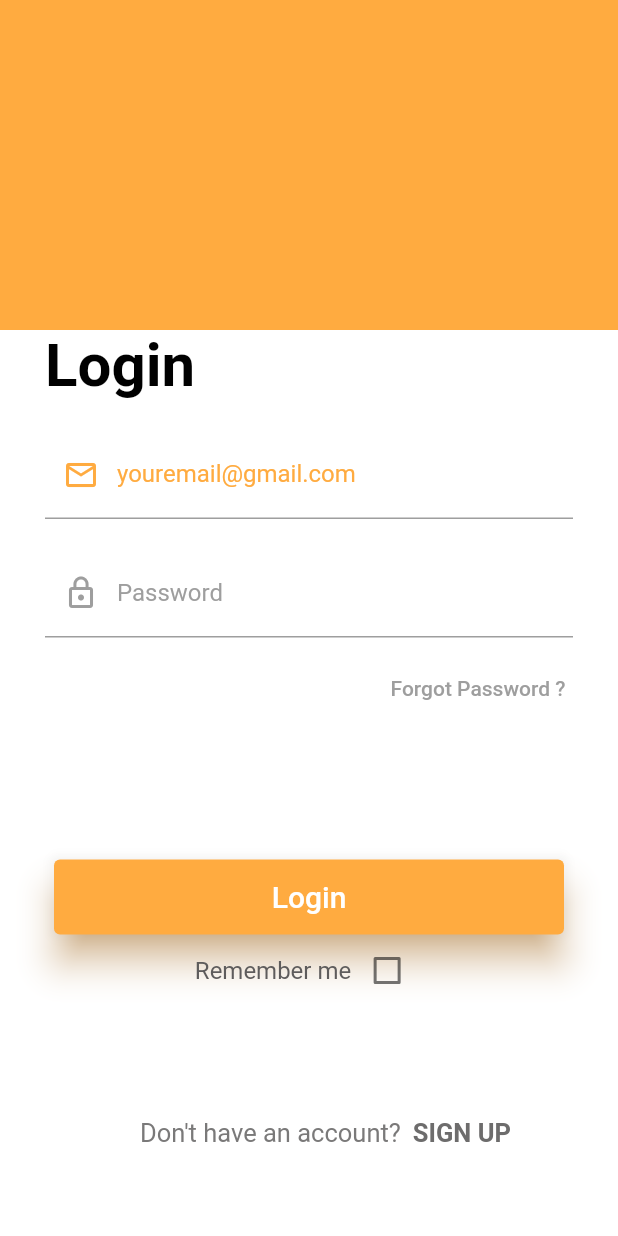
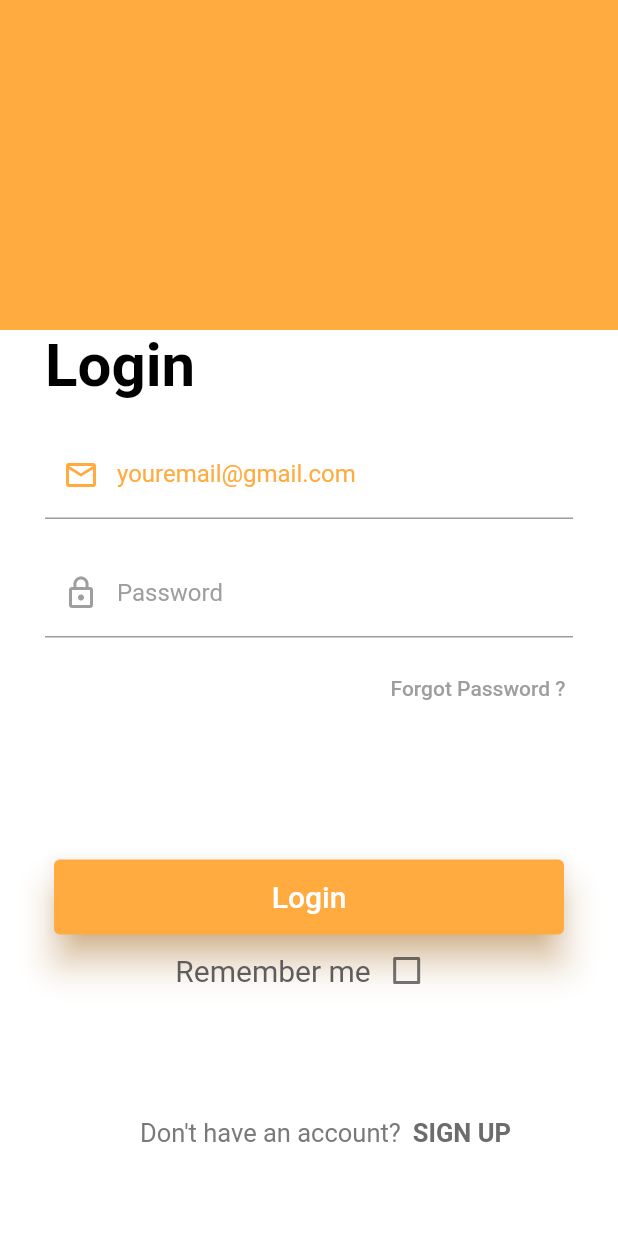
Before and after one commit to inaamflutterdev/flutter_fire_auth, a Flutter app: the screen it shows after launch, on a phone screen of 412 x 824 dp. Run offline on Flutter 3.47's test engine with Material 2 defaults, Android fonts, the phone set to English and light mode, and no system bars; our stand-ins replace firebase_auth, firebase_core, hive, hive_flutter, responsive_framework, sizer; missing offline and left inert: proste_bezier_curve; accounts and stored records are empty.

Commit message:
first commit

```diff
--- a/lib/main.dart
+++ b/lib/main.dart
@@ -1,8 +1,10 @@
 import 'package:firebase_core/firebase_core.dart';
 import 'package:flutter/material.dart';
-import 'package:flutter_firebase_auth/pages/login.dart';
+import 'package:flutter_firebase_auth/pages/user/user_main.dart';
 import 'package:flutter_firebase_auth/welcome.dart';
 import 'package:hive_flutter/hive_flutter.dart';
+import 'package:responsive_framework/responsive_framework.dart';
+import 'package:sizer/sizer.dart';
 
 Future<void> main() async {
   await Hive.initFlutter();
@@ -19,28 +21,43 @@ Future<void> main() async {
 }
 
 class MyApp extends StatelessWidget {
+  MyApp({Key? key}) : super(key: key);
   final Future<FirebaseApp> _initialization = Firebase.initializeApp();
+
   @override
   Widget build(BuildContext context) {
     return FutureBuilder(
       future: _initialization,
       builder: (context, snapshot) {
-          if (snapshot.hasError) {
-            print("Something went wrong");
-          }
         if (snapshot.connectionState == ConnectionState.waiting) {
-            return Center(
+          return const Center(
             child: CircularProgressIndicator(),
           );
         }
+        return Sizer(
+          builder: (context, orientation, deviceType) {
             return MaterialApp(
+              builder: (context, child) => ResponsiveWrapper.builder(child,
+                  maxWidth: 1200,
+                  minWidth: 480,
+                  defaultScale: true,
+                  breakpoints: [
+                    const ResponsiveBreakpoint.resize(400, name: MOBILE),
+                    const ResponsiveBreakpoint.autoScale(760, name: TABLET),
+                    const ResponsiveBreakpoint.resize(1020, name: DESKTOP),
+                    const ResponsiveBreakpoint.autoScale(1440, name: '4K'),
+                  ],
+                  background: Container(color: const Color(0xFFF5F5F5))),
               debugShowCheckedModeBanner: false,
               title: 'Flutter Firebase Auth',
               theme: ThemeData(
                 primarySwatch: Colors.blue,
               ),
-            home: welcome(),
+              home: const Welcome(),
             );
-        });
+          },
+        );
+      },
+    );
   }
 }
--- a/lib/pages/login.dart
+++ b/lib/pages/login.dart
@@ -55,32 +55,33 @@ class _LoginState extends State<Login> {
     try {
       await FirebaseAuth.instance
           .signInWithEmailAndPassword(email: email, password: password);
+      // ignore: use_build_context_synchronously
       Navigator.pushReplacement(
         context,
         MaterialPageRoute(
-          builder: (context) => UserMain(),
+          builder: (context) => const UserMain(),
         ),
       );
     } on FirebaseAuthException catch (e) {
       if (e.code == 'user-not-found') {
-        print("No user found for that Email");
+        // print("No user found for that Email");
         ScaffoldMessenger.of(context).showSnackBar(
           const SnackBar(
             backgroundColor: Colors.orange,
             content: Text(
               "No user found for that Email",
-              style: const TextStyle(fontSize: 18.0, color: Colors.black),
+              style: TextStyle(fontSize: 18.0, color: Colors.black),
             ),
           ),
         );
       } else if (e.code == 'wrong-password') {
-        print("Wrong password provided by User");
+        // print("Wrong password provided by User");
         ScaffoldMessenger.of(context).showSnackBar(
           const SnackBar(
             backgroundColor: Colors.orange,
             content: Text(
               "Wrong password provided by User",
-              style: const TextStyle(fontSize: 18.0, color: Colors.black),
+              style: TextStyle(fontSize: 18.0, color: Colors.black),
             ),
           ),
         );
@@ -205,7 +206,7 @@ class _LoginState extends State<Login> {
                     Navigator.push(
                       context,
                       MaterialPageRoute(
-                          builder: ((context) => ForgetPassword())),
+                          builder: ((context) => const ForgetPassword())),
                     );
                   },
                   child: const Text(
@@ -223,7 +224,7 @@ class _LoginState extends State<Login> {
                 child: Row(
                   mainAxisAlignment: MainAxisAlignment.center,
                   children: [
-                    Container(
+                    SizedBox(
                       // padding: const EdgeInsets.fromLTRB(0, 0, 0, 0),
                       height: 60,
                       width: 340,
@@ -258,7 +259,7 @@ class _LoginState extends State<Login> {
                     "Remember me",
                     style: TextStyle(
                       color: Color.fromARGB(255, 94, 92, 92),
-                      fontSize: 16.0,
+                      fontSize: 20.0,
                     ),
                   ),
                   Checkbox(
--- a/pubspec.yaml
+++ b/pubspec.yaml
@@ -38,6 +38,8 @@ dependencies:
   firebase_auth: ^3.6.2
   hive:
   hive_flutter:
+  responsive_framework: ^0.2.0
+  sizer: ^2.0.15
 
 dev_dependencies:
   flutter_test:
```
Also changed, not shown: lib/pages/forget_password.dart (+6 -5 lines), lib/pages/signup.dart (+12 -13 lines), lib/pages/user/change_password.dart (+6 -2 lines), lib/pages/user/profile.dart (+6 -5 lines), lib/welcome.dart (+11 -10 lines), pubspec.lock, 1 other file. Lines whose indentation alone changed are shown as unchanged.
